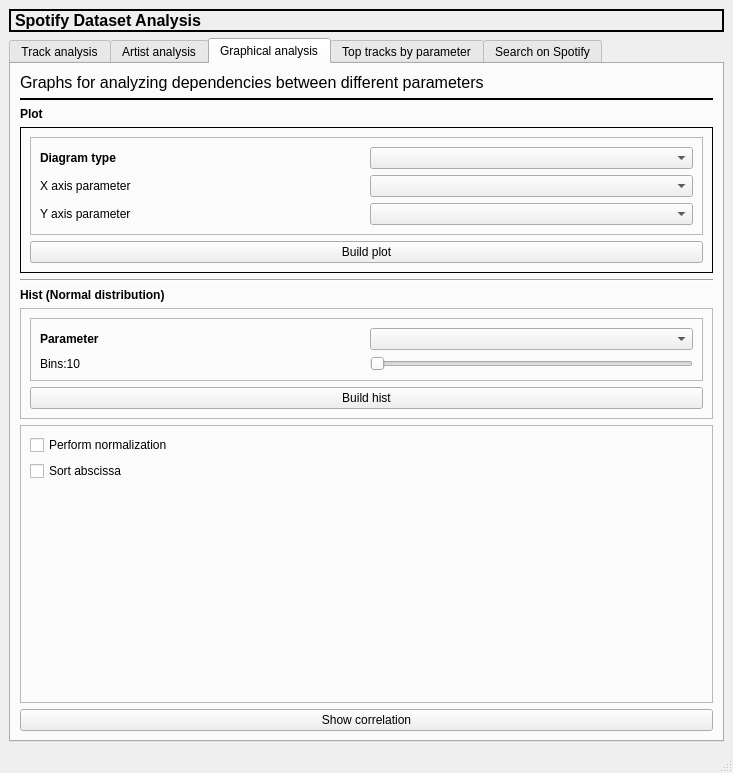
Before: the Qt Designer form graphics/main.ui in moonless-linew/edu-hse-spotify-analyser, drawn with Qt 5.
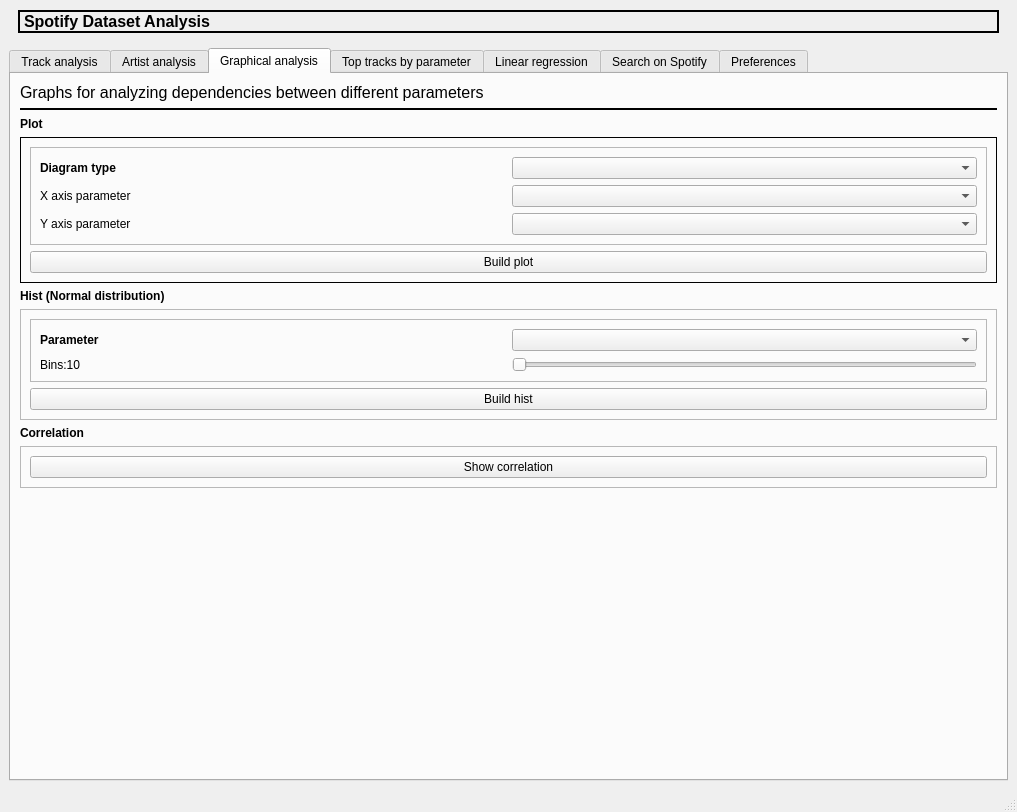
After: the same form once the commit is applied. The open tabs and pages were chosen to show the change. Icons and pictures are not drawn.

```diff
--- a/graphics/main.ui
+++ b/graphics/main.ui
@@ -6,8 +6,8 @@
    <rect>
     <x>0</x>
     <y>0</y>
-    <width>733</width>
-    <height>773</height>
+    <width>1017</width>
+    <height>812</height>
    </rect>
   </property>
   <property name="cursor">
@@ -26,9 +26,10 @@
   <widget class="QWidget" name="centralwidget">
    <layout class="QVBoxLayout" name="verticalLayout_2">
     <item>
+     <widget class="QWidget" name="title" native="true">
      <layout class="QHBoxLayout" name="horizontalLayout_4">
       <property name="topMargin">
-       <number>0</number>
+        <number>1</number>
       </property>
       <item>
        <widget class="QLabel" name="label">
@@ -54,6 +55,7 @@
        </widget>
       </item>
      </layout>
+     </widget>
     </item>
     <item>
      <widget class="QTabWidget" name="tabWidget">
@@ -1103,13 +1105,6 @@
           </layout>
          </widget>
         </item>
-        <item>
-         <widget class="Line" name="line_6">
-          <property name="orientation">
-           <enum>Qt::Horizontal</enum>
-          </property>
-         </widget>
-        </item>
         <item>
          <widget class="QLabel" name="label_44">
           <property name="font">
@@ -1203,10 +1198,24 @@
           </layout>
          </widget>
         </item>
+        <item>
+         <widget class="QLabel" name="label_21">
+          <property name="font">
+           <font>
+            <pointsize>9</pointsize>
+            <weight>75</weight>
+            <bold>true</bold>
+           </font>
+          </property>
+          <property name="text">
+           <string>Correlation</string>
+          </property>
+         </widget>
+        </item>
         <item>
          <widget class="QFrame" name="frame_5">
           <property name="sizePolicy">
-           <sizepolicy hsizetype="Preferred" vsizetype="Expanding">
+           <sizepolicy hsizetype="Preferred" vsizetype="Preferred">
             <horstretch>0</horstretch>
             <verstretch>0</verstretch>
            </sizepolicy>
@@ -1215,21 +1224,17 @@
            <enum>QFrame::StyledPanel</enum>
           </property>
           <property name="frameShadow">
-           <enum>QFrame::Raised</enum>
+           <enum>QFrame::Plain</enum>
           </property>
           <layout class="QVBoxLayout" name="verticalLayout_5">
            <item>
-            <widget class="QCheckBox" name="checkBox">
+            <widget class="QPushButton" name="correlation">
              <property name="text">
-              <string>Perform normalization</string>
+              <string>Show correlation</string>
              </property>
             </widget>
            </item>
-           <item>
-            <widget class="QCheckBox" name="checkBox_2">
-             <property name="text">
-              <string>Sort abscissa</string>
-             </property>
+          </layout>
             </widget>
            </item>
            <item>
@@ -1247,16 +1252,6 @@
            </item>
           </layout>
          </widget>
-        </item>
-        <item>
-         <widget class="QPushButton" name="correlation">
-          <property name="text">
-           <string>Show correlation</string>
-          </property>
-         </widget>
-        </item>
-       </layout>
-      </widget>
       <widget class="QWidget" name="tab_4">
        <attribute name="title">
         <string>Top tracks by parameter</string>
@@ -1382,6 +1377,11 @@
         </item>
        </layout>
       </widget>
+      <widget class="QWidget" name="tab_6">
+       <attribute name="title">
+        <string>Linear regression</string>
+       </attribute>
+      </widget>
       <widget class="QWidget" name="tab_5">
        <attribute name="title">
         <string>Search on Spotify</string>
@@ -1462,6 +1462,11 @@
         </item>
        </layout>
       </widget>
+      <widget class="QWidget" name="tab_7">
+       <attribute name="title">
+        <string>Preferences</string>
+       </attribute>
+      </widget>
      </widget>
     </item>
    </layout>
```
Left out of the diff: 20 changed lines with no effect on the pictures. Lines whose indentation alone changed are shown as unchanged.
